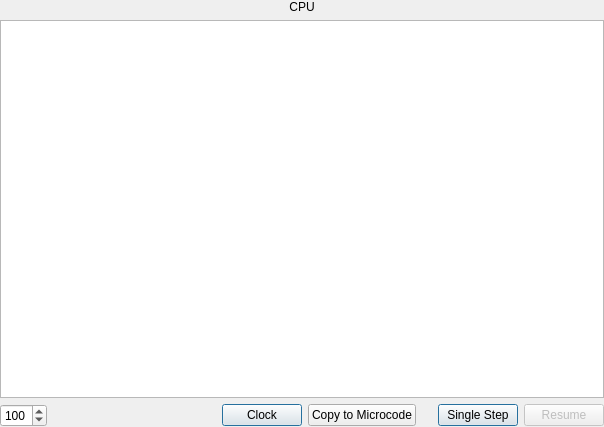
Before: the Qt Designer form cpupane.ui in StanWarford/pep8cpu, drawn with Qt 5.
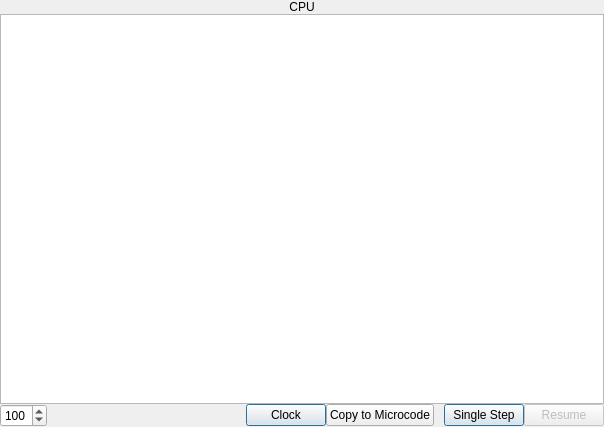
After: the same form once the commit is applied.

Commit message: Fixed a layout issue in the ui for the cpu pane, and we now display errors during step()

What changed in the file:
```diff
--- a/cpupane.ui
+++ b/cpupane.ui
@@ -26,6 +26,9 @@
    <string>Form</string>
   </property>
   <layout class="QVBoxLayout" name="verticalLayout">
+   <property name="spacing">
+    <number>0</number>
+   </property>
    <property name="margin">
     <number>0</number>
    </property>
```
The commit also changes 1 other file.
